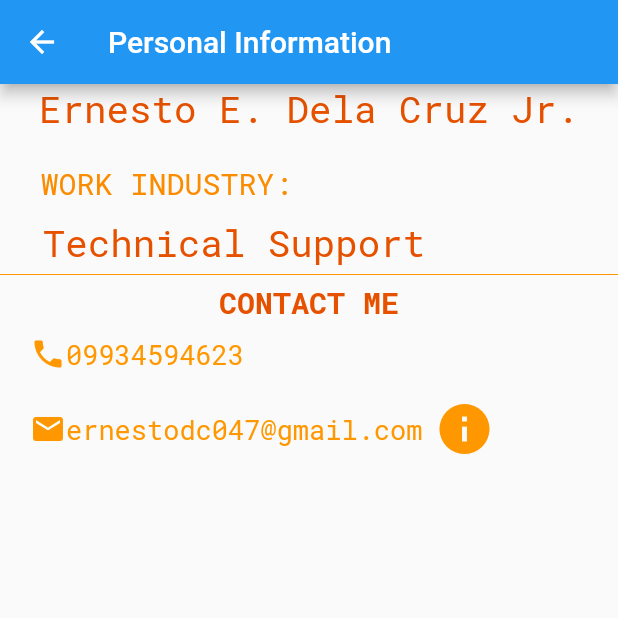
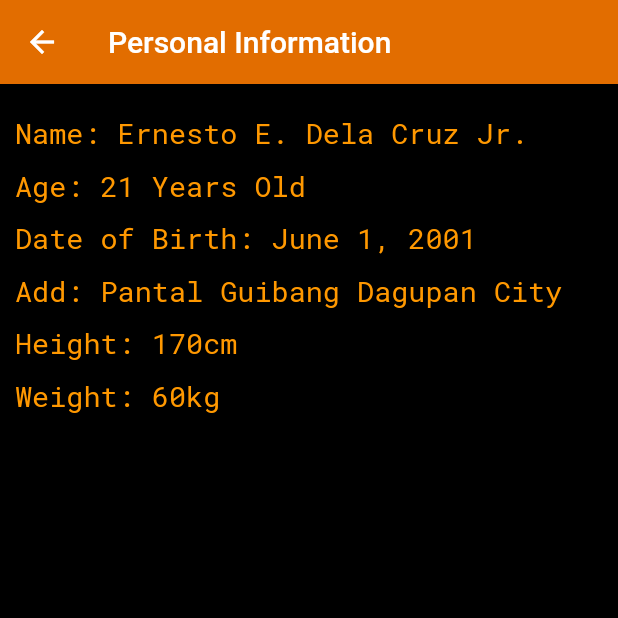
Before and after one commit to Musicalibree/CV, a Flutter app: the screen it shows after launch, after a tap on the "info" icon, on a phone screen of 412 x 824 dp, the top half of it. Run offline on Flutter 3.47's test engine with Material 2 defaults, Android fonts, the phone set to English and light mode, and no system bars.

Commit message:
first commit

```diff
--- a/lib/educ.dart
+++ b/lib/educ.dart
@@ -4,14 +4,37 @@ class educpage extends StatelessWidget {
   @override
   Widget build(BuildContext context) {
     return Scaffold(
-        appBar: AppBar(title: Text("Second Page ")),
-        body: Column(
-          children: [
-            Container(
-              child: Padding(padding: EdgeInsets.symmetric(vertical: 10)),
-            )
-          ],
-        ));
+      appBar: AppBar(
+        title: Text("Educational Attainment"),
+        backgroundColor: Color.fromRGBO(236, 114, 0, 0.957),
+      ),
+      body: Column(
+        crossAxisAlignment: CrossAxisAlignment.start,
+        children: [
+          Row(
+            children: [
+              Padding(
+                padding: EdgeInsets.fromLTRB(10, 20, 0, 0),
+                child: Icon(
+                  Icons.school_rounded,
+                  size: 30,
+                  color: Colors.orange.shade900,
+                ),
+              ),
+              Text(
+                'Philippine College of Science and Technology',
+                style: TextStyle(
+                  fontFamily: 'RobotoMono',
+                  fontSize: 19,
+                  color: Colors.orange,
+                ),
+              )
+            ],
+          )
+        ],
+      ),
+      backgroundColor: Colors.black,
+    );
   }
 }
 ///Continueeeeeee
--- a/lib/main.dart
+++ b/lib/main.dart
@@ -1,9 +1,11 @@
+import 'package:cv/skills.dart';
 import 'package:flutter/material.dart';
 import 'secondpage.dart';
 import 'educ.dart';
 
 void main() {
   runApp(new MaterialApp(
+    debugShowCheckedModeBanner: false,
     title: "Curriculum Vitae",
     home: Firstpage(),
   ));
@@ -177,7 +179,7 @@ class Firstpage extends StatelessWidget {
           Row(
             children: [
               Padding(
-                padding: EdgeInsets.fromLTRB(40, 30, 0, 0),
+                padding: const EdgeInsets.fromLTRB(40, 30, 0, 0),
                 child: IconButton(
                   iconSize: 40,
                   icon: const Icon(
@@ -219,7 +221,7 @@ class Firstpage extends StatelessWidget {
               Row(
                 children: [
                   Padding(
-                    padding: EdgeInsets.fromLTRB(60, 30, 0, 0),
+                    padding: const EdgeInsets.fromLTRB(60, 30, 0, 0),
                     child: IconButton(
                       iconSize: 40,
                       icon: const Icon(
@@ -230,7 +232,7 @@ class Firstpage extends StatelessWidget {
                         Navigator.push(
                           context,
                           MaterialPageRoute(
-                            builder: (context) => educpage(),
+                            builder: (context) => skillspage(),
                           ),
                         );
                       },
--- a/lib/secondpage.dart
+++ b/lib/secondpage.dart
@@ -4,110 +4,82 @@ class secondpage extends StatelessWidget {
   @override
   Widget build(BuildContext context) {
     return Scaffold(
-        appBar: AppBar(title: Text("Personal Information")),
-        body: Column(
-          children: [
-            Text(
-              'Ernesto E. Dela Cruz Jr.',
+      appBar: AppBar(
+        title: Text("Personal Information"),
+        backgroundColor: Color.fromRGBO(236, 114, 0, 0.957),
+      ),
+      body: Column(
+        crossAxisAlignment: CrossAxisAlignment.start, // Align text to the left
+        children: [
+          Padding(
+            padding: EdgeInsets.fromLTRB(10, 20, 0, 0),
+            child: Text(
+              'Name: Ernesto E. Dela Cruz Jr.',
               style: TextStyle(
                 fontFamily: 'RobotoMono',
-                fontSize: 25,
-                color: Colors.orange.shade900,
+                fontSize: 19,
+                color: Colors.orange,
               ),
             ),
-            SizedBox(
-              height: 10,
-            ),
-            Padding(
-              padding: EdgeInsets.fromLTRB(10, 10, 200, 0),
-              child: Text(
-                'WORK INDUSTRY:',
-                style: TextStyle(
-                    fontFamily: 'RobotoMono',
-                    fontSize: 20,
-                    color: Colors.orange.shade600),
+          ),
+          Padding(
+            padding: EdgeInsets.fromLTRB(10, 10, 0, 0),
+            child: Text(
+              'Age: 21 Years Old',
+              style: TextStyle(
+                fontFamily: 'RobotoMono',
+                color: Colors.orange,
+                fontSize: 19,
               ),
             ),
-            SizedBox(
-              height: 10,
-            ),
-            Padding(
-              padding: EdgeInsets.fromLTRB(0, 0, 100, 0),
-              child: Text(
-                'Technical Support',
-                style: TextStyle(
-                    fontFamily: 'RobotoMono',
-                    color: Colors.orange.shade900,
-                    fontSize: 25),
+          ),
+          Padding(
+            padding: EdgeInsets.fromLTRB(10, 10, 0, 0),
+            child: Text(
+              'Date of Birth: June 1, 2001',
+              style: TextStyle(
+                fontFamily: 'RobotoMono',
+                color: Colors.orange,
+                fontSize: 19,
               ),
             ),
-            Divider(
-              height: 10,
-              color: Colors.orange,
-            ),
-            Text(
-              'CONTACT ME',
+          ),
+          Padding(
+            padding: EdgeInsets.fromLTRB(10, 10, 0, 0),
+            child: Text(
+              'Add: Pantal Guibang Dagupan City',
               style: TextStyle(
                 fontFamily: 'RobotoMono',
-                fontWeight: FontWeight.w600,
-                color: Colors.orange.shade900,
-                fontSize: 20,
+                color: Colors.orange,
+                fontSize: 19,
               ),
             ),
-            Padding(
-              padding: EdgeInsets.fromLTRB(20, 10, 0, 0),
-              child: Row(
-                children: [
-                  Icon(
-                    Icons.phone,
-                    color: Colors.orange,
-                  ),
-                  Text(
-                    '09934594623',
-                    style: TextStyle(
-                      fontFamily: 'RobotoMono',
-                      fontSize: 18,
-                      color: Colors.orange,
-                    ),
-                  ),
-                ],
+          ),
+          Padding(
+            padding: EdgeInsets.fromLTRB(10, 10, 0, 0),
+            child: Text(
+              'Height: 170cm',
+              style: TextStyle(
+                fontFamily: 'RobotoMono',
+                color: Colors.orange,
+                fontSize: 19,
               ),
             ),
-            SizedBox(
-              height: 10,
-            ),
-            Padding(
-              padding: EdgeInsets.fromLTRB(20, 0, 0, 10),
-              child: Row(
-                children: [
-                  Icon(
-                    Icons.email,
-                    color: Colors.orange,
-                  ),
-                  Text(
-                    'ernestodc047@gmail.com',
-                    style: TextStyle(
-                        fontFamily: 'RobotoMono',
-                        color: Colors.orange,
-                        fontSize: 18),
-                  ),
-                  Center(
-                    child: IconButton(
-                      iconSize: 40,
-                      icon: const Icon(
-                        Icons.info,
-                        color: Colors.orange,
-                      ),
-                      onPressed: () {
-                        Navigator.pop(context);
-                        // ...
-                      },
-                    ),
-                  ),
-                ],
+          ),
+          Padding(
+            padding: EdgeInsets.fromLTRB(10, 10, 0, 0),
+            child: Text(
+              'Weight: 60kg',
+              style: TextStyle(
+                fontFamily: 'RobotoMono',
+                color: Colors.orange,
+                fontSize: 19,
               ),
             ),
-          ],
-        ));
+          )
+        ],
+      ),
+      backgroundColor: Colors.black,
+    );
   }
 }
```
